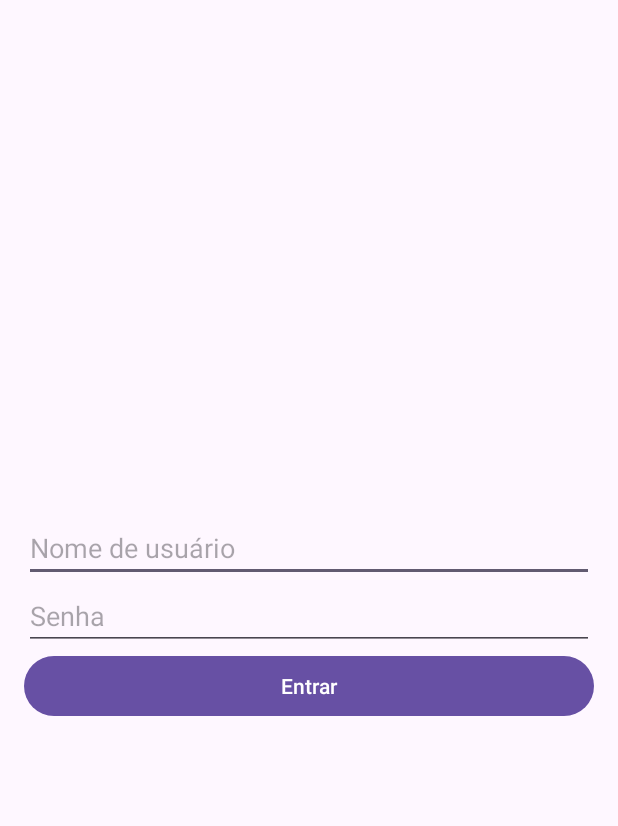
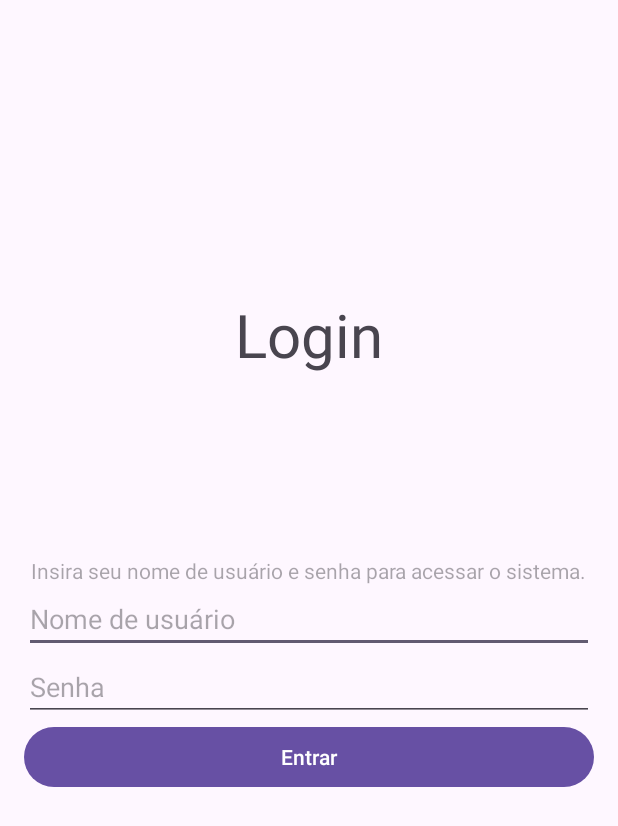
Before and after one commit to Radoido/todo_list, an Android app: the screen it shows after launch (Login), on a phone screen of 412 x 824 dp. Shown: the top 826 px of the screen. Run offline under Robolectric (Android 15) with nearby library versions, the light colour scheme and no system bars.

Commit message:
falta uma ,

```diff
--- a/app/src/main/java/com/main/todo_list/Funcionario.kt
+++ b/app/src/main/java/com/main/todo_list/Funcionario.kt
@@ -3,7 +3,7 @@ package com.main.todo_list
 class Funcionario (var id: Int = 0, var nome: String = "", var senha: String = "", var cargo: String = ""){
 
     override fun toString(): String {
-        return "$id - Nome: $nome | $cargo"
+        return "$id - Nome: $nome | Cargo: $cargo | Senha: $senha"
 
     }
 
--- a/app/src/main/res/layout/activity_create_cliente.xml
+++ b/app/src/main/res/layout/activity_create_cliente.xml
@@ -131,6 +131,6 @@
         android:id="@+id/btnCancelar"
         android:layout_width="110dp"
         android:layout_height="wrap_content"
-        android:text="Cancelar"/>
+        android:text="Voltar"/>
 
 </LinearLayout>
--- a/app/src/main/res/layout/activity_login.xml
+++ b/app/src/main/res/layout/activity_login.xml
@@ -3,16 +3,42 @@
     xmlns:app="http://schemas.android.com/apk/res-auto"
     xmlns:tools="http://schemas.android.com/tools"
     android:id="@+id/login"
+    android:orientation="vertical"
     android:layout_width="match_parent"
     android:layout_height="match_parent"
     tools:context=".Login">
 
     <LinearLayout
+        android:layout_width="wrap_content"
+        android:layout_height="250sp"
+        android:orientation="vertical"
+        android:gravity="bottom"
+        android:layout_gravity="center">
+
+
+    <TextView
+        android:id="@+id/txtEntrar"
         android:layout_width="match_parent"
-        android:layout_height="match_parent"
+        android:layout_height="wrap_content"
+        android:text="Login"
+        android:gravity="center"
+        android:textSize="40sp"/>
+
+
+    </LinearLayout>
+
+    <LinearLayout
+        android:layout_width="match_parent"
+        android:layout_height="400dp"
         android:gravity="center"
         android:orientation="vertical"
         android:padding="16dp">
+
+        <TextView
+            android:layout_width="wrap_content"
+            android:layout_height="wrap_content"
+            android:gravity="bottom"
+            android:hint="Insira seu nome de usuário e senha para acessar o sistema."/>
 
         <EditText
             android:id="@+id/editTextNome"
--- a/app/src/main/res/layout/activity_menu.xml
+++ b/app/src/main/res/layout/activity_menu.xml
@@ -20,12 +20,14 @@
             android:layout_width="wrap_content"
             android:layout_height="wrap_content"
             android:hint="Usuario"
+            android:textSize="40sp"
             android:layout_marginVertical="5dp"/>
 
         <TextView
             android:id="@+id/txtCargo"
             android:layout_width="wrap_content"
             android:layout_height="wrap_content"
+            android:textSize="30sp"
             android:hint="Cargo"/>
 
     </LinearLayout>
```
Also changed, not shown: app/src/main/java/com/main/todo_list/Aluguel.kt (+10 -3 lines), app/src/main/java/com/main/todo_list/CreateFuncionario.kt (+6 -4 lines), app/src/main/java/com/main/todo_list/CreateLivro.kt (+11 -7 lines), app/src/main/java/com/main/todo_list/DAO.kt (+19 -0 lines), app/src/main/res/layout/activity_aluguel.xml (+0 -7 lines).
